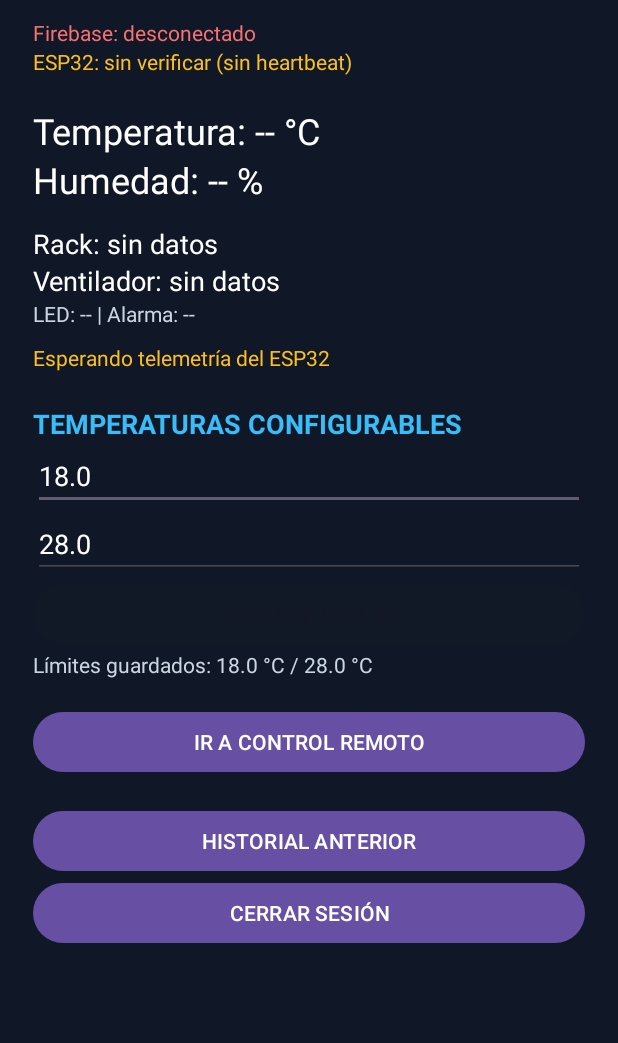
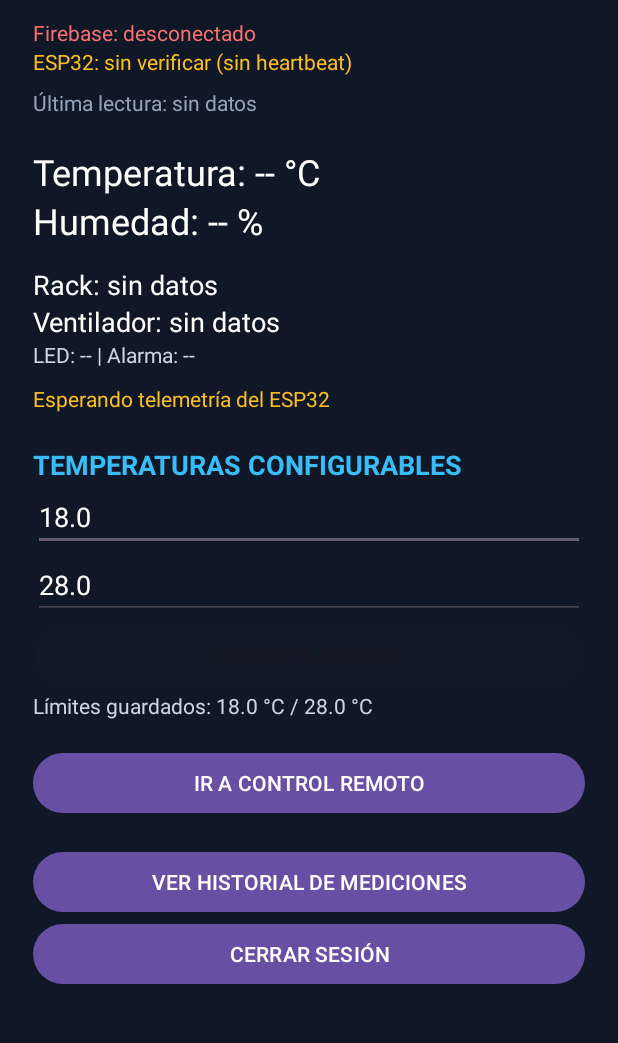
Before and after one commit to Jorge1896/ServerGuardIoT, an Android app: the screen it shows after launch once a user with an empty profile is signed in (DashboardActivity), on a phone screen of 412 x 824 dp, the part 80-1123 px from its top. Run offline under Robolectric (Android 15) with nearby library versions, the phone set to English and light mode, and no system bars; our stand-ins replace Firebase (no records; nobody signed in at launch, a user with empty details on screens opened directly).

Commit message:
feat(ui): show last telemetry timestamp on dashboard

```diff
--- a/app/src/main/res/layout/activity_dashboard.xml
+++ b/app/src/main/res/layout/activity_dashboard.xml
@@ -13,6 +13,9 @@
   <TextView android:id="@+id/txtEsp32" android:layout_width="match_parent"
    android:layout_height="wrap_content" android:text="ESP32: sin verificar"
    android:textColor="#FBBF24"/>
+  <TextView android:id="@+id/txtFechaMedicion" android:layout_width="match_parent"
+   android:layout_height="wrap_content" android:text="Última telemetría: sin datos"
+   android:textColor="#94A3B8" android:layout_marginTop="8dp"/>
   <TextView android:id="@+id/txtTemperatura" android:layout_width="match_parent"
    android:layout_height="wrap_content" android:text="Temperatura: -- °C"
    android:textSize="24sp" android:textColor="#FFFFFF" android:layout_marginTop="20dp"/>
@@ -51,7 +54,7 @@
    android:layout_height="wrap_content" android:text="IR A CONTROL REMOTO"
    android:layout_marginTop="18dp"/>
   <Button android:id="@+id/btnHistorial" android:layout_width="match_parent"
-   android:layout_height="wrap_content" android:text="HISTORIAL ANTERIOR"
+   android:layout_height="wrap_content" android:text="VER HISTORIAL DE MEDICIONES"
    android:layout_marginTop="18dp"/>
   <Button android:id="@+id/btnCerrarSesion" android:layout_width="match_parent"
    android:layout_height="wrap_content" android:text="CERRAR SESIÓN"/>
```
